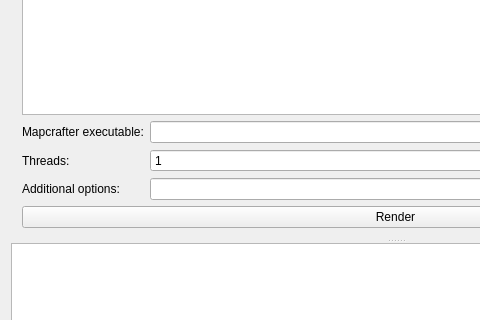
Before: the Qt Designer form mainwindow.ui in mapcrafter/mapcrafter-gui, drawn with Qt 5; both pictures show x 0 to 480 and y 136 to 456 of the 791 by 605 pixel window.
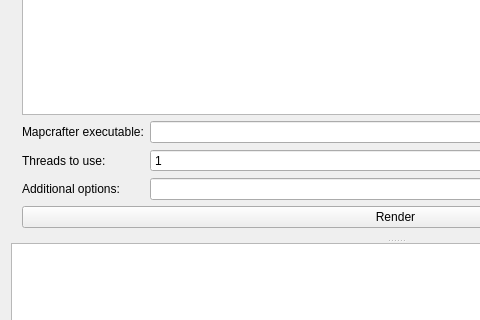
After: the same form once the commit is applied. Custom widgets are drawn as their Qt base class.

Commit message: Improved behavior of scroll bar.

```diff
--- a/mainwindow.ui
+++ b/mainwindow.ui
@@ -67,7 +67,7 @@
           <item row="1" column="0">
            <widget class="QLabel" name="label_2">
             <property name="text">
-             <string>Threads:</string>
+             <string>Threads to use:</string>
             </property>
            </widget>
           </item>
```
